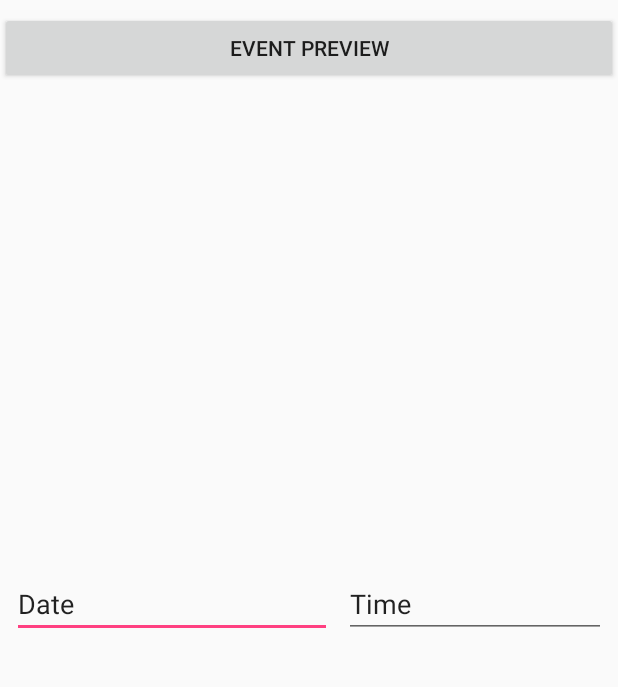
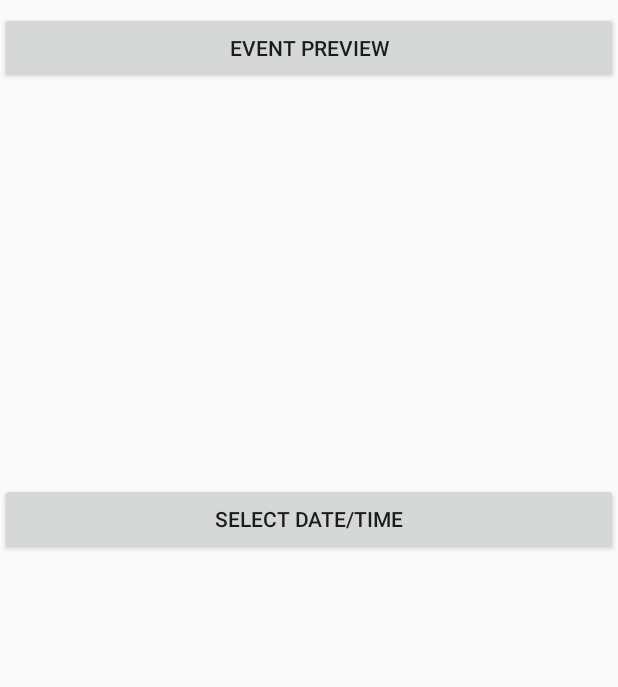
Before and after one commit to cewrobel/Colt_Timeline, an Android app: the screen it shows after launch (MainActivity), on a phone screen of 412 x 824 dp, the part 197-884 px from its top. Run offline under Robolectric (Android 15) with nearby library versions, the phone set to English and light mode, and no system bars.

Commit message:
Wiring up buttons and learning about ScrollView

```diff
--- a/app/src/main/res/layout/activity_main.xml
+++ b/app/src/main/res/layout/activity_main.xml
@@ -71,7 +71,7 @@
     <HorizontalScrollView
         android:id="@+id/horizontalScrollView"
         android:layout_width="match_parent"
-        android:layout_height="300dp"
+        android:layout_height="250dp"
         android:layout_marginBottom="8dp"
         android:layout_marginEnd="8dp"
         android:layout_marginStart="8dp"
@@ -87,40 +87,15 @@
 
     <LinearLayout
         android:layout_width="match_parent"
-        android:layout_height="wrap_content"
-        android:orientation="horizontal">
+        android:layout_height="200dp"
+        android:orientation="vertical"
+        android:visibility="visible">
 
-        <EditText
-            android:id="@+id/dateBox"
-            android:layout_width="wrap_content"
+        <Button
+            android:id="@+id/inputDate"
+            android:layout_width="match_parent"
             android:layout_height="wrap_content"
-            android:layout_marginBottom="8dp"
-            android:layout_marginLeft="8dp"
-            android:layout_marginStart="8dp"
-            android:layout_marginTop="8dp"
-            android:ems="10"
-            android:inputType="date"
-            android:text="@string/dateBox"
-            app:layout_constraintBottom_toBottomOf="parent"
-            app:layout_constraintStart_toStartOf="parent"
-            app:layout_constraintTop_toBottomOf="@+id/horizontalScrollView" />
-
-        <EditText
-            android:id="@+id/timeBox"
-            android:layout_width="wrap_content"
-            android:layout_height="wrap_content"
-            android:layout_marginBottom="8dp"
-            android:layout_marginEnd="8dp"
-            android:layout_marginLeft="8dp"
-            android:layout_marginStart="8dp"
-            android:layout_marginTop="8dp"
-            android:ems="10"
-            android:inputType="time"
-            android:text="@string/timeBox"
-            app:layout_constraintBottom_toBottomOf="parent"
-            app:layout_constraintEnd_toEndOf="parent"
-            app:layout_constraintStart_toEndOf="@+id/dateBox"
-            app:layout_constraintTop_toBottomOf="@+id/horizontalScrollView" />
+            android:text="@string/getDateTime" />
     </LinearLayout>
 
 </LinearLayout>
--- a/app/src/main/res/values/strings.xml
+++ b/app/src/main/res/values/strings.xml
@@ -6,4 +6,5 @@
     <string name="dateBox">Date</string>
     <string name="timeBox">Time</string>
     <string name="eventPreview">Event Preview</string>
+    <string name="getDateTime">Select Date/Time</string>
 </resources>
```
